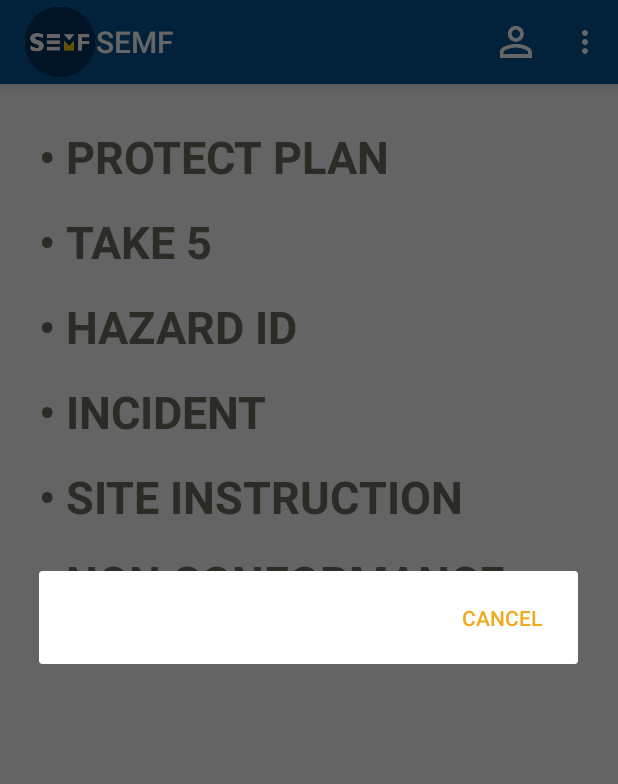
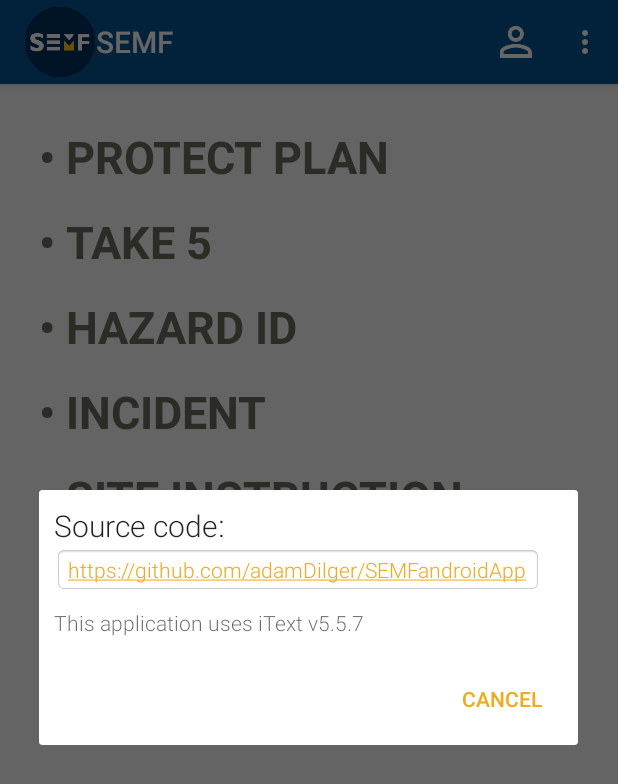
Before and after one commit to adamDilger/SEMFandroidApp, an Android app: the screen it shows after launch (MainActivity), in the options menu, after a tap on "More Info", on a phone screen of 412 x 824 dp. Shown: the top 784 px of the screen. Run offline under Robolectric (Android 15) with nearby library versions, the phone set to English and light mode, and no system bars; libraries missing offline, so code that uses them is left out: com.itextpdf.text; Roboto replaces fonts that are not available here.

Commit message:
Added licensing info

```diff
--- a/app/src/main/java/com/semfapp/adamdilger/semf/MainActivity.java
+++ b/app/src/main/java/com/semfapp/adamdilger/semf/MainActivity.java
@@ -111,6 +111,7 @@ public class MainActivity extends AppCompatActivity {
         if (id == R.id.menu_more_info) {
             DialogFragment dialog = new MoreInfoDialog();
             dialog.show(getSupportFragmentManager(), "tag");
+            return true;
         }
 
         return super.onOptionsItemSelected(item);
@@ -135,7 +136,7 @@ public class MainActivity extends AppCompatActivity {
         public Dialog onCreateDialog(Bundle savedInstanceState)
         {
 
-            View v = getActivity().getLayoutInflater().inflate(R.layout.dialog_more_info);
+            View v = getActivity().getLayoutInflater().inflate(R.layout.dialog_more_info, null);
 
             return new AlertDialog.Builder(getActivity())
                     .setView(v)
--- a/app/src/main/res/layout/dialog_more_info.xml
+++ b/app/src/main/res/layout/dialog_more_info.xml
@@ -1,18 +1,19 @@
 <?xml version="1.0" encoding="utf-8"?>
 <LinearLayout xmlns:android="http://schemas.android.com/apk/res/android"
     android:orientation="vertical" android:layout_width="match_parent"
-    android:layout_height="match_parent">
+    android:layout_height="match_parent"
+    android:padding="10dp">
     <TextView
-        style="@style/Base.TextAppearance.AppCompat.Large"
         android:text="Source code:"
         android:layout_width="wrap_content"
         android:layout_height="wrap_content" />
     <TextView
+            style="@android:style/TextAppearance.Small"
             android:text="@string/source_link"
             android:autoLink="web"
             android:layout_width="wrap_content"
             android:layout_height="wrap_content"
-            android:background="@android:drawable/edit_text"/>
+            android:background="@android:drawable/editbox_background"/>
     <TextView
         style="@android:style/TextAppearance.Small"
         android:paddingTop="10dp"
--- a/app/src/main/res/menu/menu_main.xml
+++ b/app/src/main/res/menu/menu_main.xml
@@ -1,16 +1,17 @@
 <menu xmlns:android="http://schemas.android.com/apk/res/android"
     xmlns:app="http://schemas.android.com/apk/res-auto"
     xmlns:tools="http://schemas.android.com/tools" tools:context=".MainActivity">
+
+    <item
+        android:id="@+id/menu_user_profile"
+        android:title="User Profile"
+        app:showAsAction="always"
+        android:icon="@drawable/perm_identity_white"
+        />
 
     <item android:id="@+id/menu_more_info"
         android:title="More Info"
         android:showAsAction="always"
         android:icon="@android:drawable/ic_menu_info_details"
         />
-    <item
-        android:id="@+id/menu_user_profile"
-        android:title="User Profile"
-        app:showAsAction="always"
-        android:icon="@drawable/perm_identity_white"
-        />
 </menu>
```
